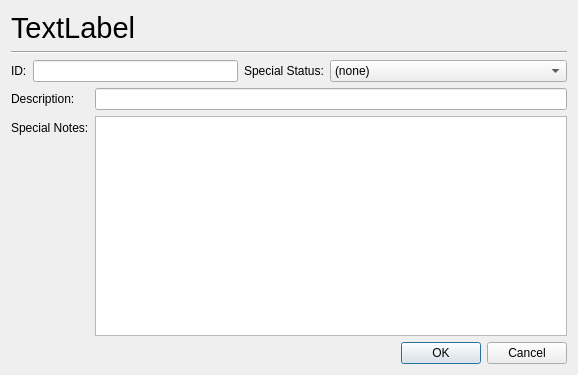
First picture: the form in PhotoscanHelper/forms/GeneralSettingsDialog.ui, repository UWStout/PARSEC-Tools, before the edit.
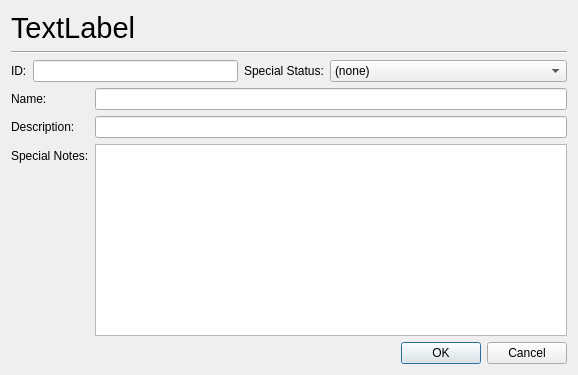
Second picture: the form after the edit.

Diff of the .ui file:
```diff
--- a/PhotoscanHelper/forms/GeneralSettingsDialog.ui
+++ b/PhotoscanHelper/forms/GeneralSettingsDialog.ui
@@ -142,7 +142,7 @@
      <property name="fieldGrowthPolicy">
       <enum>QFormLayout::ExpandingFieldsGrow</enum>
      </property>
-     <item row="0" column="0">
+     <item row="1" column="0">
       <widget class="QLabel" name="label_2">
        <property name="sizePolicy">
         <sizepolicy hsizetype="Fixed" vsizetype="Preferred">
@@ -158,10 +158,10 @@
        </property>
       </widget>
      </item>
-     <item row="0" column="1">
+     <item row="1" column="1">
       <widget class="QLineEdit" name="DescriptionLineEdit"/>
      </item>
-     <item row="1" column="0">
+     <item row="2" column="0">
       <widget class="QLabel" name="label_3">
        <property name="sizePolicy">
         <sizepolicy hsizetype="Fixed" vsizetype="Preferred">
@@ -177,9 +177,19 @@
        </property>
       </widget>
      </item>
-     <item row="1" column="1">
+     <item row="2" column="1">
       <widget class="QPlainTextEdit" name="SpecialNotesTextEdit"/>
      </item>
+     <item row="0" column="0">
+      <widget class="QLabel" name="label_5">
+       <property name="text">
+        <string>Name:</string>
+       </property>
+      </widget>
+     </item>
+     <item row="0" column="1">
+      <widget class="QLineEdit" name="NameLineEdit"/>
+     </item>
     </layout>
    </item>
    <item>
```
